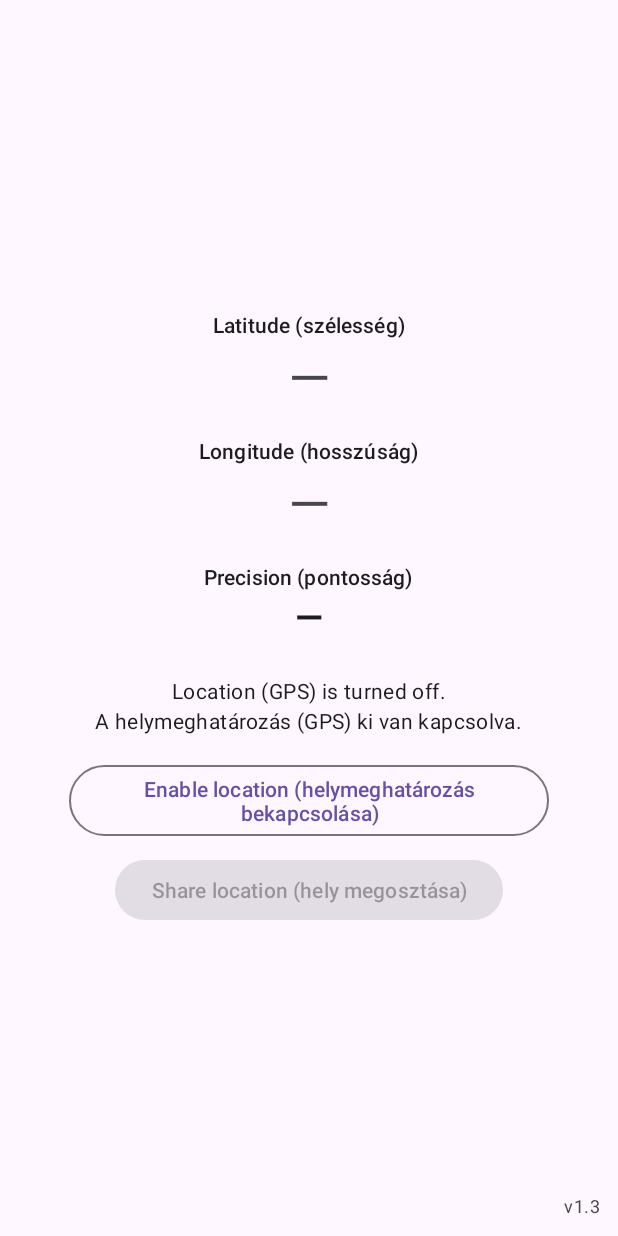
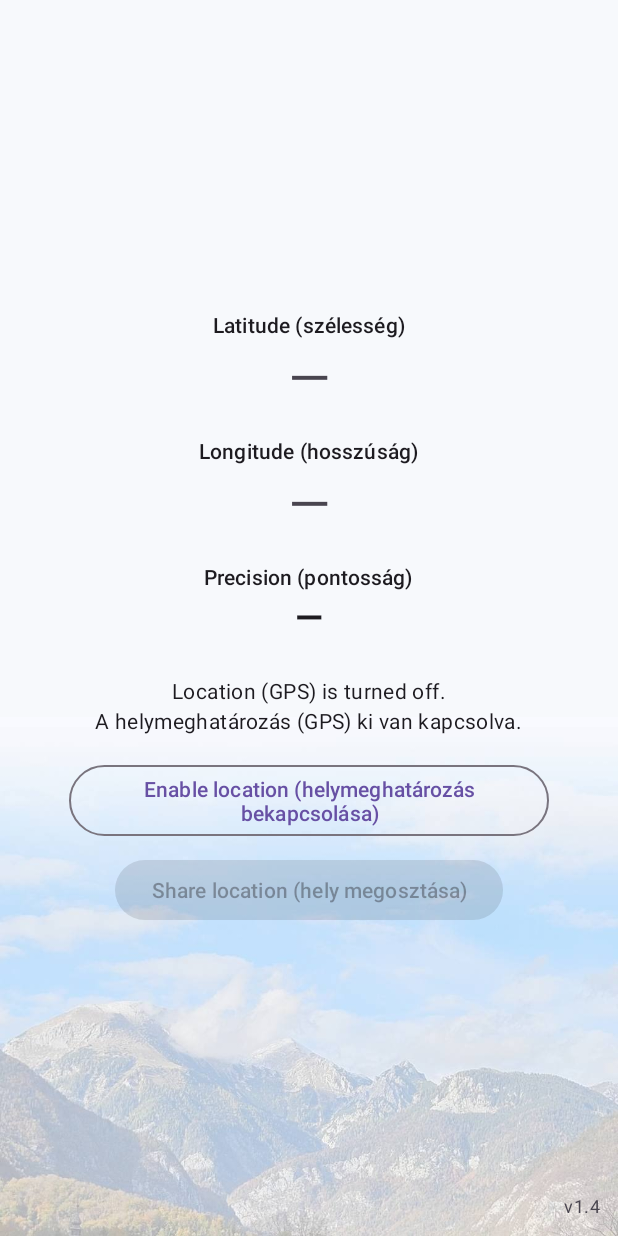
Before and after one commit to gasparnagy/MyLocation, an Android app: the screen it shows after launch (MainActivity), on a phone screen of 412 x 824 dp. Run offline under Robolectric (Android 15) with nearby library versions, the phone set to English and light mode, and no system bars.

Commit message:
Main screen: subtle mountain photo background
The photo (peaks and sky above Bohinj) is pre-processed into two small
JPEGs (~46 KB each, 1000x841): washed towards the page colour for light
mode and darkened for dark mode, with the top fading into the plain
background. Android picks the variant via drawable-night, so there is
no image processing at runtime. The photo is anchored to the bottom of
the screen, behind the navigation bar. Version 1.4.

Co-Authored-By: Claude Opus 5.5 <noreply@anthropic.com>
Claude-Session: https://claude.ai/code/session_01XKVmm54h1eBukhp1Vj7jWs

```diff
--- a/app/build.gradle.kts
+++ b/app/build.gradle.kts
@@ -11,8 +11,8 @@ android {
         applicationId = "com.gasparnagy.mylocation"
         minSdk = 26
         targetSdk = 35
-        versionCode = 4
-        versionName = "1.3"
+        versionCode = 5
+        versionName = "1.4"
     }
 
     // The release key is provided by CI (see .github/workflows/build.yml). Without it,
--- a/app/src/main/java/com/gasparnagy/mylocation/MainActivity.kt
+++ b/app/src/main/java/com/gasparnagy/mylocation/MainActivity.kt
@@ -27,7 +27,7 @@ class MainActivity : AppCompatActivity(), LocationTracker.Listener {
         enableEdgeToEdge()
         binding = ActivityMainBinding.inflate(layoutInflater)
         setContentView(binding.root)
-        ViewCompat.setOnApplyWindowInsetsListener(binding.root) { view, insets ->
+        ViewCompat.setOnApplyWindowInsetsListener(binding.contentFrame) { view, insets ->
             val bars = insets.getInsets(WindowInsetsCompat.Type.systemBars())
             view.setPadding(bars.left, bars.top, bars.right, bars.bottom)
             insets
--- a/app/src/main/res/layout/activity_main.xml
+++ b/app/src/main/res/layout/activity_main.xml
@@ -1,6 +1,23 @@
 <?xml version="1.0" encoding="utf-8"?>
 <FrameLayout xmlns:android="http://schemas.android.com/apk/res/android"
     android:id="@+id/root"
+    android:layout_width="match_parent"
+    android:layout_height="match_parent"
+    android:background="@color/main_background">
+
+    <!-- Decorative photo, pre-washed towards main_background (light and night variants),
+         drawn behind the navigation bar at the bottom of the screen. -->
+    <ImageView
+        android:layout_width="match_parent"
+        android:layout_height="wrap_content"
+        android:layout_gravity="bottom"
+        android:adjustViewBounds="true"
+        android:importantForAccessibility="no"
+        android:scaleType="centerCrop"
+        android:src="@drawable/bg_main_mountains" />
+
+    <FrameLayout
+        android:id="@+id/contentFrame"
         android:layout_width="match_parent"
         android:layout_height="match_parent">
 
@@ -94,3 +111,5 @@
             android:textColor="?android:attr/textColorSecondary" />
 
     </FrameLayout>
+
+</FrameLayout>
--- /dev/null
+++ b/app/src/main/res/values-night/colors.xml
@@ -0,0 +1,3 @@
+<resources>
+    <color name="main_background">#12151A</color>
+</resources>
--- a/app/src/main/res/values/colors.xml
+++ b/app/src/main/res/values/colors.xml
@@ -3,4 +3,5 @@
     <color name="precision_average">#EF8F00</color>
     <color name="precision_poor">#C62828</color>
     <color name="ic_launcher_background">#1565C0</color>
+    <color name="main_background">#F7F9FC</color>
 </resources>
```
Also changed, not shown: app/src/main/res/drawable-night-nodpi/bg_main_mountains.jpg (added), app/src/main/res/drawable-nodpi/bg_main_mountains.jpg (added). Lines whose indentation alone changed are shown as unchanged.
